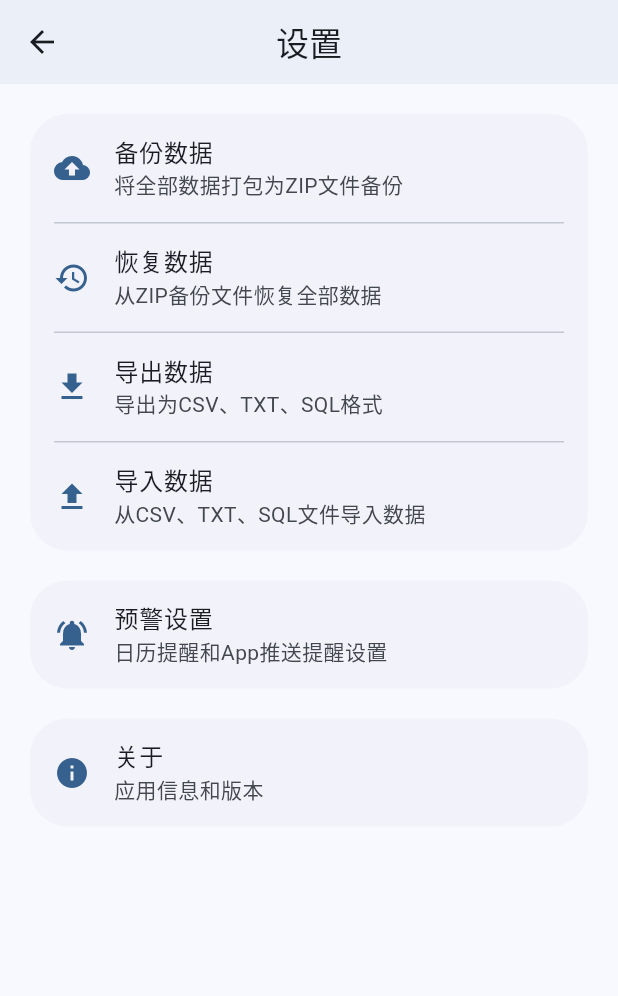
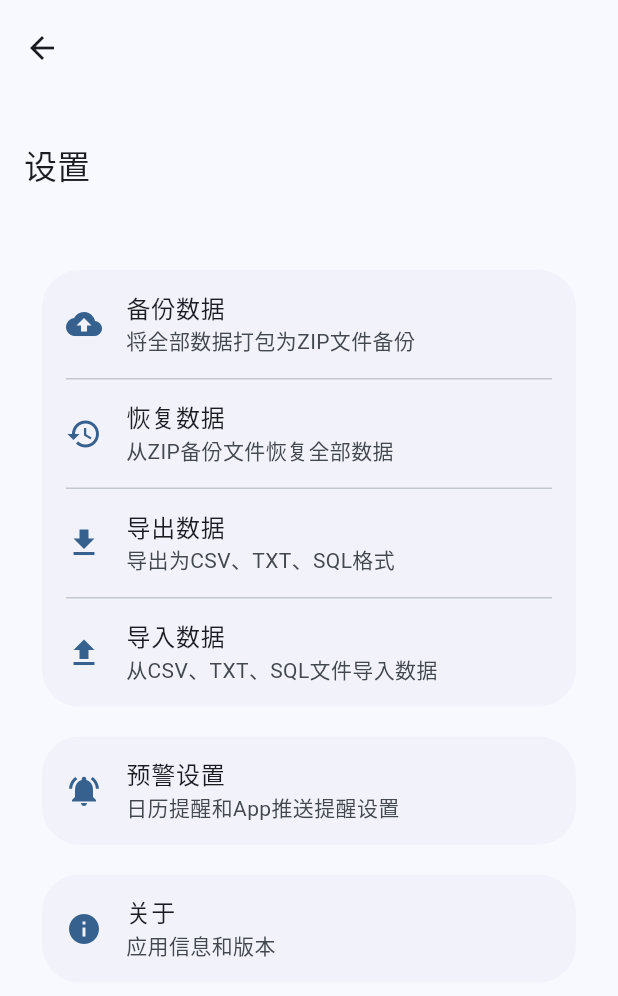
Before and after one commit to NeoXieChina/recording, a Flutter app: the screen it shows after launch, scrolled down 576 dp, after a tap on the "settings" icon, on a phone screen of 412 x 824 dp. Shown: the top 996 px of the screen. Run offline on Flutter 3.47's test engine with Material 3 defaults, Android fonts, the phone set to English and light mode, and no system bars; our stand-ins replace device_info_plus, file_picker, flutter_local_notifications, flutter_slidable, image_picker, permission_handler and 2 more; missing offline and left inert: mobile_scanner, workmanager; accounts and stored records are empty.

Commit message:
feat: 更新多个设置页面的标题样式，使用新的文本样式

```diff
--- a/lib/screens/item_list/item_list_screen.dart
+++ b/lib/screens/item_list/item_list_screen.dart
@@ -35,6 +35,123 @@ class _ItemListScreenState extends State<ItemListScreen> {
     });
   }
 
+  Widget _buildTitle(BuildContext context, ItemListProvider provider, TextStyle? textStyle, {bool showIcon = true}) {
+    final location = provider.filterLocation;
+    final type = provider.filterType;
+    final category = provider.filterCategory;
+    final dateRange = provider.dateRange;
+    final hasPriceFilter =
+        provider.minUnitPrice != null ||
+        provider.maxUnitPrice != null ||
+        provider.minTotalPrice != null ||
+        provider.maxTotalPrice != null;
+
+    if (location != null && location.isNotEmpty) {
+      return Row(
+        children: [
+          if (showIcon) Icon(
+            Icons.place,
+            size: 20,
+            color: Theme.of(context).colorScheme.primary,
+          ),
+          if (showIcon) const SizedBox(width: 8),
+          Expanded(
+            child: Text(
+              location,
+              style: textStyle,
+              maxLines: 1,
+              overflow: TextOverflow.ellipsis,
+            ),
+          ),
+        ],
+      );
+    } else if (type != null) {
+      final typeName = type == ItemType.consumable ? '消耗品' : '耐用品';
+      return Row(
+        children: [
+          if (showIcon) Icon(
+            type == ItemType.consumable
+                ? Icons.local_grocery_store
+                : Icons.construction,
+            size: 20,
+            color: Theme.of(context).colorScheme.primary,
+          ),
+          if (showIcon) const SizedBox(width: 8),
+          Expanded(
+            child: Text(
+              typeName,
+              style: textStyle,
+              maxLines: 1,
+              overflow: TextOverflow.ellipsis,
+            ),
+          ),
+        ],
+      );
+    } else if (category != null && category.isNotEmpty) {
+      return Row(
+        children: [
+          if (showIcon) Icon(
+            Icons.category,
+            size: 20,
+            color: Theme.of(context).colorScheme.primary,
+          ),
+          if (showIcon) const SizedBox(width: 8),
+          Expanded(
+            child: Text(
+              category,
+              style: textStyle,
+              maxLines: 1,
+              overflow: TextOverflow.ellipsis,
+            ),
+          ),
+        ],
+      );
+    } else if (dateRange != null) {
+      return Row(
+        children: [
+          if (showIcon) Icon(
+            Icons.date_range,
+            size: 20,
+            color: Theme.of(context).colorScheme.primary,
+          ),
+          if (showIcon) const SizedBox(width: 8),
+          Expanded(
+            child: Text(
+              '日期范围筛选',
+              style: textStyle,
+              maxLines: 1,
+              overflow: TextOverflow.ellipsis,
+            ),
+          ),
+        ],
+      );
+    } else if (hasPriceFilter) {
+      return Row(
+        children: [
+          if (showIcon) Icon(
+            Icons.attach_money,
+            size: 20,
+            color: Theme.of(context).colorScheme.primary,
+          ),
+          if (showIcon) const SizedBox(width: 8),
+          Expanded(
+            child: Text(
+              '价格范围筛选',
+              style: textStyle,
+              maxLines: 1,
+              overflow: TextOverflow.ellipsis,
+            ),
+          ),
+        ],
+      );
+    }
+
+    return Text(
+      '我的物品',
+      style: textStyle,
+    );
+  }
+
   @override
   Widget build(BuildContext context) {
     return Scaffold(
@@ -45,131 +162,11 @@ class _ItemListScreenState extends State<ItemListScreen> {
            SliverAppBar.large(
              title: Consumer<ItemListProvider>(
                builder: (context, provider, _) {
-                final location = provider.filterLocation;
-                final type = provider.filterType;
-                final category = provider.filterCategory;
-                final dateRange = provider.dateRange;
-                final hasPriceFilter =
-                    provider.minUnitPrice != null ||
-                    provider.maxUnitPrice != null ||
-                    provider.minTotalPrice != null ||
-                    provider.maxTotalPrice != null;
-
-                if (location != null && location.isNotEmpty) {
-                  return Row(
-                    children: [
-                      Icon(
-                        Icons.place,
-                        size: 20,
-                        color: Theme.of(context).colorScheme.primary,
-                      ),
-                      const SizedBox(width: 8),
-                      Expanded(
-                        child: Text(
-                          location,
-                          style: Theme.of(context).textTheme.headlineMedium?.copyWith(
-                            fontWeight: FontWeight.w600,
-                          ),
-                          maxLines: 1,
-                          overflow: TextOverflow.ellipsis,
-                        ),
-                      ),
-                    ],
-                  );
-                } else if (type != null) {
-                  final typeName = type == ItemType.consumable ? '消耗品' : '耐用品';
-                  return Row(
-                    children: [
-                      Icon(
-                        type == ItemType.consumable
-                            ? Icons.local_grocery_store
-                            : Icons.construction,
-                        size: 20,
-                        color: Theme.of(context).colorScheme.primary,
-                      ),
-                      const SizedBox(width: 8),
-                      Expanded(
-                        child: Text(
-                          typeName,
-                          style: Theme.of(context).textTheme.headlineMedium?.copyWith(
-                            fontWeight: FontWeight.w600,
-                          ),
-                          maxLines: 1,
-                          overflow: TextOverflow.ellipsis,
-                        ),
-                      ),
-                    ],
-                  );
-                } else if (category != null && category.isNotEmpty) {
-                  return Row(
-                    children: [
-                      Icon(
-                        Icons.category,
-                        size: 20,
-                        color: Theme.of(context).colorScheme.primary,
-                      ),
-                      const SizedBox(width: 8),
-                      Expanded(
-                        child: Text(
-                          category,
-                          style: Theme.of(context).textTheme.headlineMedium?.copyWith(
-                            fontWeight: FontWeight.w600,
-                          ),
-                          maxLines: 1,
-                          overflow: TextOverflow.ellipsis,
-                        ),
-                      ),
-                    ],
-                  );
-                } else if (dateRange != null) {
-                  return Row(
-                    children: [
-                      Icon(
-                        Icons.date_range,
-                        size: 20,
-                        color: Theme.of(context).colorScheme.primary,
-                      ),
-                      const SizedBox(width: 8),
-                      Expanded(
-                        child: Text(
-                          '日期范围筛选',
-                          style: Theme.of(context).textTheme.headlineMedium?.copyWith(
-                            fontWeight: FontWeight.w600,
-                          ),
-                          maxLines: 1,
-                          overflow: TextOverflow.ellipsis,
-                        ),
-                      ),
-                    ],
-                  );
-                } else if (hasPriceFilter) {
-                  return Row(
-                    children: [
-                      Icon(
-                        Icons.attach_money,
-                        size: 20,
-                        color: Theme.of(context).colorScheme.primary,
-                      ),
-                      const SizedBox(width: 8),
-                      Expanded(
-                        child: Text(
-                          '价格范围筛选',
-                          style: Theme.of(context).textTheme.headlineMedium?.copyWith(
-                            fontWeight: FontWeight.w600,
-                          ),
-                          maxLines: 1,
-                          overflow: TextOverflow.ellipsis,
-                        ),
-                      ),
-                    ],
-                  );
-                }
-
-                return Text(
-                  '我的物品',
-                  style: Theme.of(context).textTheme.headlineMedium?.copyWith(
-                    fontWeight: FontWeight.w600,
-                  ),
+                 return _buildTitle(
+                   context,
+                   provider,
+                     Theme.of(context).textTheme.titleLarge,
+                   showIcon: true,
                  );
                },
              ),
--- a/lib/screens/settings/about_screen.dart
+++ b/lib/screens/settings/about_screen.dart
@@ -50,9 +50,7 @@ class AboutScreen extends StatelessWidget {
            SliverAppBar.large(
              title: Text(
                '关于',
-              style: theme.textTheme.headlineMedium?.copyWith(
-                fontWeight: FontWeight.w600,
-              ),
+                 style: theme.textTheme.titleLarge,
              ),
              leading: IconButton(
                icon: const Icon(Icons.arrow_back),
--- a/lib/screens/settings/alerts_settings_screen.dart
+++ b/lib/screens/settings/alerts_settings_screen.dart
@@ -291,9 +291,7 @@ class _AlertsSettingsScreenState extends State<AlertsSettingsScreen> {
            SliverAppBar.large(
              title: Text(
                '预警设置',
-              style: theme.textTheme.headlineMedium?.copyWith(
-                fontWeight: FontWeight.w600,
-              ),
+                 style: theme.textTheme.titleLarge,
              ),
              leading: IconButton(
                icon: const Icon(Icons.arrow_back),
--- a/lib/screens/settings/backup_screen.dart
+++ b/lib/screens/settings/backup_screen.dart
@@ -78,9 +78,7 @@ class _BackupScreenState extends State<BackupScreen> {
            SliverAppBar.large(
              title: Text(
                '备份数据',
-              style: theme.textTheme.headlineMedium?.copyWith(
-                fontWeight: FontWeight.w600,
-              ),
+                 style: theme.textTheme.titleLarge,
              ),
              leading: IconButton(
                icon: const Icon(Icons.arrow_back),
--- a/lib/screens/settings/export_screen.dart
+++ b/lib/screens/settings/export_screen.dart
@@ -101,9 +101,7 @@ class _ExportScreenState extends State<ExportScreen> {
            SliverAppBar.large(
              title: Text(
                '导出数据',
-              style: theme.textTheme.headlineMedium?.copyWith(
-                fontWeight: FontWeight.w600,
-              ),
+                 style: theme.textTheme.titleLarge,
              ),
              leading: IconButton(
                icon: const Icon(Icons.arrow_back),
--- a/lib/screens/settings/import_screen.dart
+++ b/lib/screens/settings/import_screen.dart
@@ -170,9 +170,7 @@ class _ImportScreenState extends State<ImportScreen> {
            SliverAppBar.large(
              title: Text(
                '导入数据',
-              style: theme.textTheme.headlineMedium?.copyWith(
-                fontWeight: FontWeight.w600,
-              ),
+                 style: theme.textTheme.titleLarge,
              ),
              leading: IconButton(
                icon: const Icon(Icons.arrow_back),
--- a/lib/screens/settings/restore_screen.dart
+++ b/lib/screens/settings/restore_screen.dart
@@ -139,9 +139,7 @@ class _RestoreScreenState extends State<RestoreScreen> {
            SliverAppBar.large(
              title: Text(
                '恢复数据',
-              style: theme.textTheme.headlineMedium?.copyWith(
-                fontWeight: FontWeight.w600,
-              ),
+                 style: theme.textTheme.titleLarge,
              ),
              leading: IconButton(
                icon: const Icon(Icons.arrow_back),
--- a/lib/screens/settings/settings_screen.dart
+++ b/lib/screens/settings/settings_screen.dart
@@ -10,10 +10,21 @@ class SettingsScreen extends StatelessWidget {
     final colorScheme = theme.colorScheme;
 
     return Scaffold(
-      appBar: AppBar(title: const Text('设置')),
-      body: ListView(
-        padding: const EdgeInsets.all(16),
-        children: [
+      body: CustomScrollView(
+        slivers: [
+          SliverAppBar.large(
+            title: Text(
+              '设置',
+              style: theme.textTheme.titleLarge,
+            ),
+            centerTitle: false,
+            elevation: 0,
+            pinned: true,
+          ),
+          SliverPadding(
+            padding: const EdgeInsets.all(24),
+            sliver: SliverList(
+              delegate: SliverChildListDelegate([
                 // 数据管理卡片
                 Card(
                   elevation: 0,
@@ -103,6 +114,9 @@ class SettingsScreen extends StatelessWidget {
                     onTap: () => Navigator.pushNamed(context, AppRoutes.about),
                   ),
                 ),
+              ]),
+            ),
+          ),
         ],
       ),
     );
```
Lines whose indentation alone changed are shown as unchanged.
